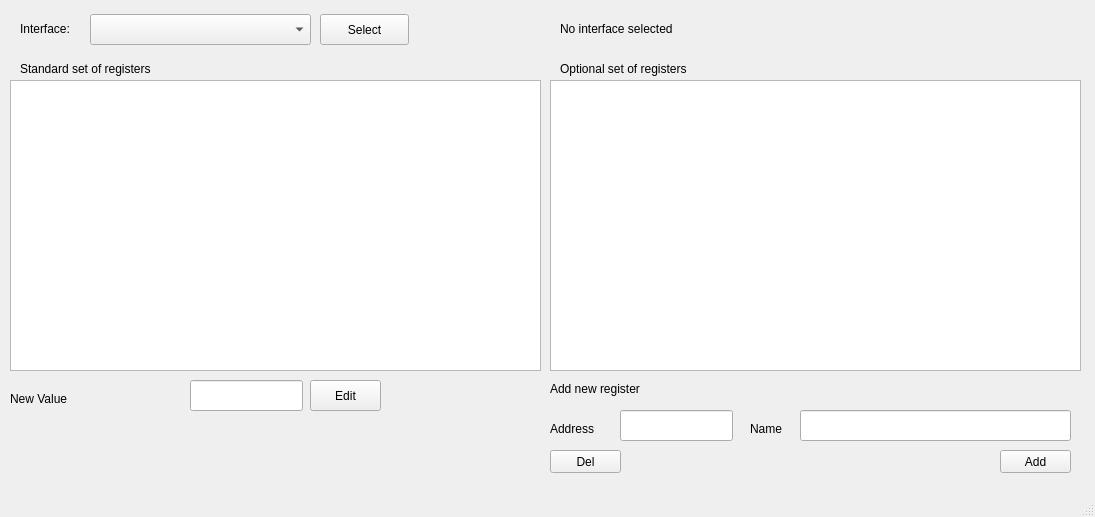
Old version of the form res/mainwindow.ui in the repository simonows/phyer.
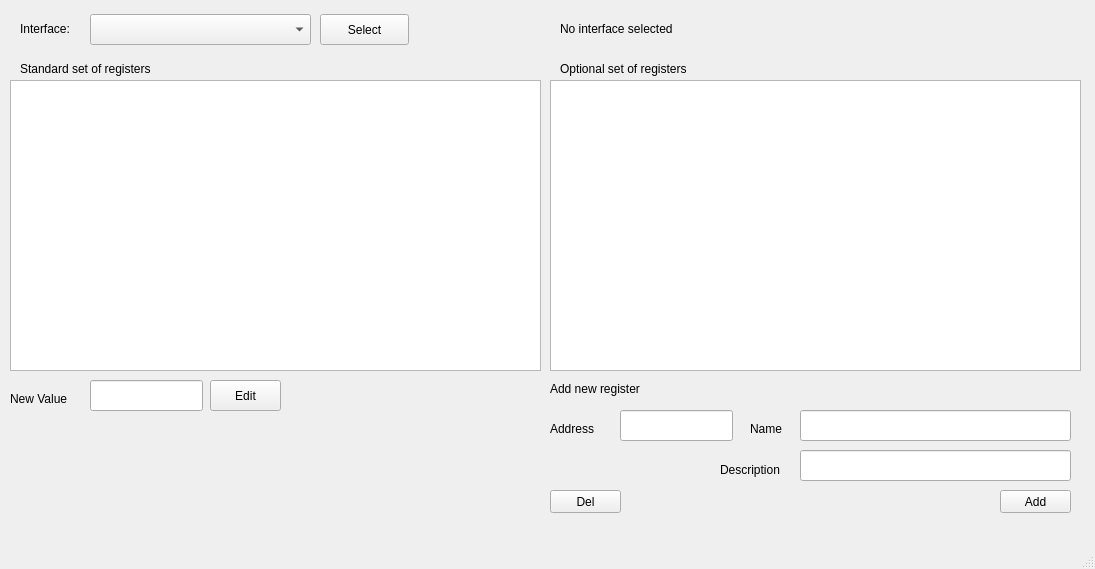
New version of the form.

```diff
--- a/res/mainwindow.ui
+++ b/res/mainwindow.ui
@@ -7,7 +7,7 @@
     <x>0</x>
     <y>0</y>
     <width>1095</width>
-    <height>517</height>
+    <height>569</height>
    </rect>
   </property>
   <property name="sizePolicy">
@@ -33,7 +33,7 @@
    <widget class="QPushButton" name="editButton">
     <property name="geometry">
      <rect>
-      <x>310</x>
+      <x>210</x>
       <y>380</y>
       <width>71</width>
       <height>31</height>
@@ -47,7 +47,7 @@
     <property name="geometry">
      <rect>
       <x>550</x>
-      <y>450</y>
+      <y>490</y>
       <width>71</width>
       <height>23</height>
      </rect>
@@ -60,7 +60,7 @@
     <property name="geometry">
      <rect>
       <x>1000</x>
-      <y>450</y>
+      <y>490</y>
       <width>71</width>
       <height>23</height>
      </rect>
@@ -157,7 +157,7 @@
    <widget class="QLineEdit" name="lineEdit">
     <property name="geometry">
      <rect>
-      <x>190</x>
+      <x>90</x>
       <y>380</y>
       <width>113</width>
       <height>31</height>
@@ -236,6 +236,29 @@
      </rect>
     </property>
    </widget>
+   <widget class="QLineEdit" name="lineEdit_4">
+    <property name="geometry">
+     <rect>
+      <x>800</x>
+      <y>450</y>
+      <width>271</width>
+      <height>31</height>
+     </rect>
+    </property>
+   </widget>
+   <widget class="QLabel" name="label_8">
+    <property name="geometry">
+     <rect>
+      <x>720</x>
+      <y>460</y>
+      <width>71</width>
+      <height>20</height>
+     </rect>
+    </property>
+    <property name="text">
+     <string>Description</string>
+    </property>
+   </widget>
   </widget>
   <widget class="QMenuBar" name="menubar">
    <property name="geometry">
```
Left out of the diff: 2 changed lines with no effect on the pictures.
